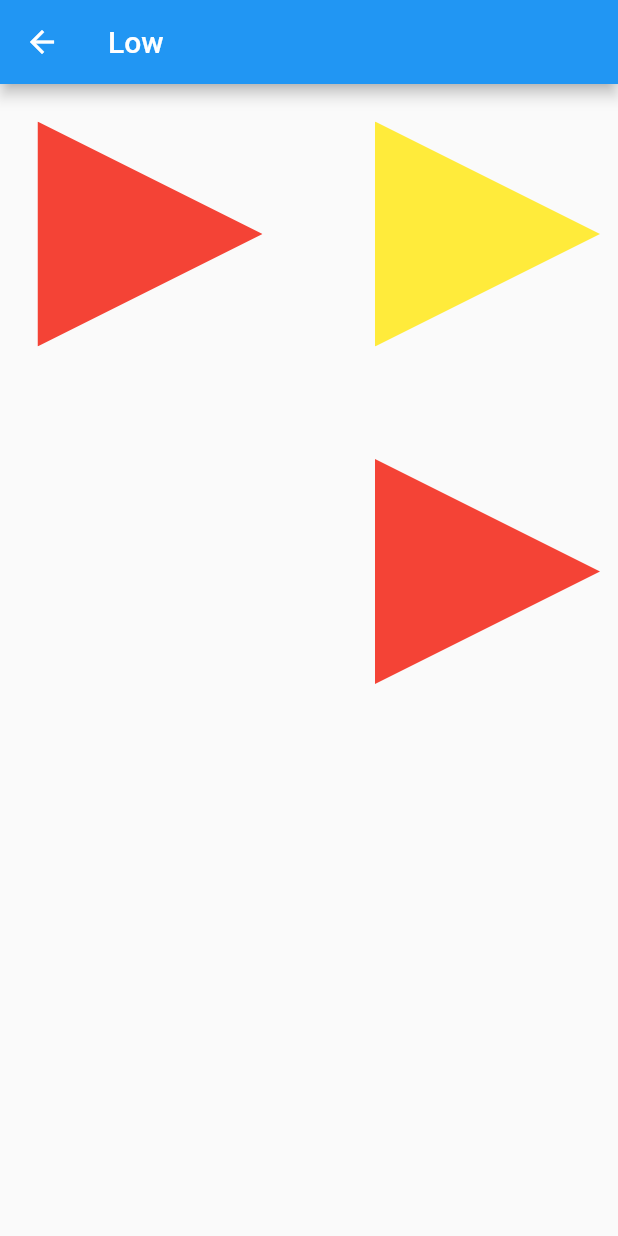
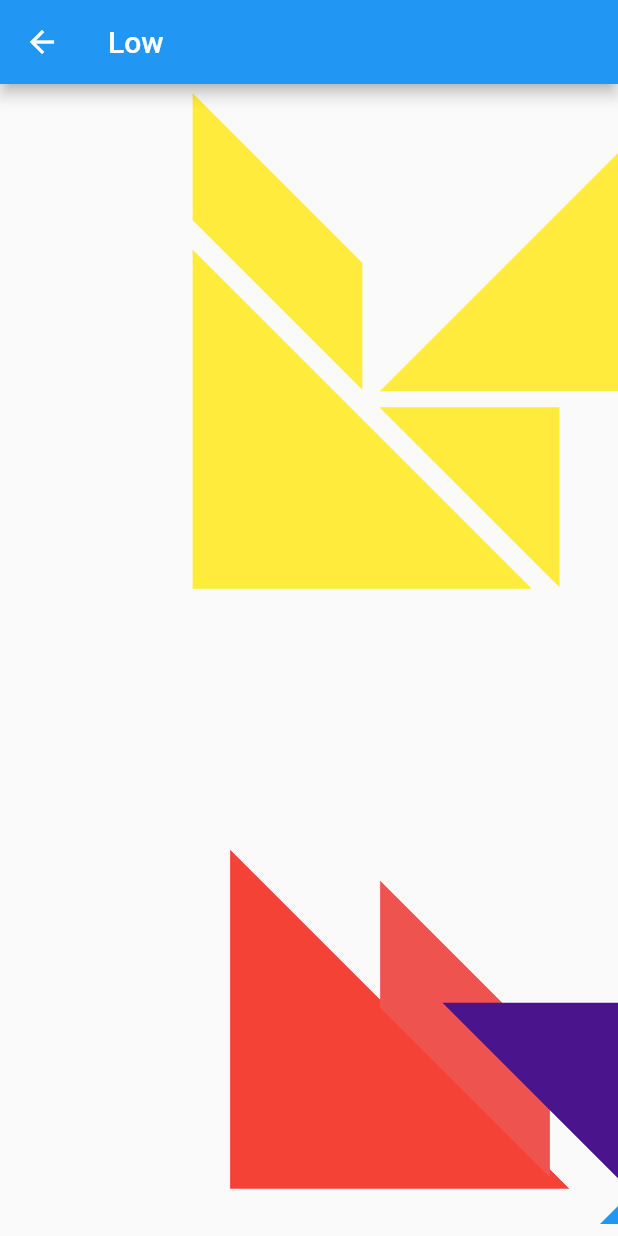
Before and after one commit to baha908/FlutterTangram, a Flutter app: the LowLevelPage screen opened by its route, on a phone screen of 412 x 824 dp. Run offline on Flutter 3.47's test engine with Material 2 defaults, Android fonts, the phone set to English and light mode, and no system bars.

Commit message:
level data added, dragtarget accepts correct shape

```diff
--- /dev/null
+++ b/lib/data/levels.dart
@@ -0,0 +1,89 @@
+import 'package:flutter/material.dart';
+import 'package:flutter_tangram/model/level_model.dart';
+import 'package:flutter_tangram/model/position_model.dart';
+import 'package:flutter_tangram/model/shape_model.dart';
+import 'package:flutter_tangram/model/shapes.dart';
+
+class Levels {
+  final levels = [
+    LevelModel([
+      ShapeModel(
+        id: 1,
+        height: 160,
+        width: 320,
+        targetPosition: PositionModel(200, 25),
+        position: PositionModel(50, 600),
+        color: Colors.red,
+        targetColor: Colors.yellow,
+        shape: Triangle(),
+        rotationAngle: 225 / 360,
+      ),
+      ShapeModel(
+        id: 2,
+        height: 60,
+        width: 220,
+        targetPosition: PositionModel(75, 75),
+        position: PositionModel(200, 600),
+        color: Colors.red[400],
+        targetColor: Colors.yellow,
+        shape: Paralelogram(flip: true),
+        rotationAngle: 45 / 360,
+      ),
+      ShapeModel(
+        id: 3,
+        height: 85,
+        width: 170,
+        targetPosition: PositionModel(203, 258),
+        position: PositionModel(300, 600),
+        color: Colors.purple[900],
+        targetColor: Colors.yellow,
+        shape: Triangle(),
+        rotationAngle: 45 / 360,
+      ),
+      ShapeModel(
+        id: 4,
+        height: 160,
+        width: 320,
+        targetPosition: PositionModel(45, 253),
+        position: PositionModel(400, 600),
+        color: Colors.blue,
+        targetColor: Colors.yellow,
+        shape: Triangle(),
+        rotationAngle: 0 / 360,
+      ),
+      ShapeModel(
+        id: 5,
+        height: 120,
+        width: 120,
+        targetPosition: PositionModel(215, 451),
+        position: PositionModel(500, 600),
+        color: Colors.green[800],
+        targetColor: Colors.yellow,
+        shape: Square(),
+        rotationAngle: 0 / 360,
+      ),
+      ShapeModel(
+        id: 6,
+        height: 85,
+        width: 170,
+        targetPosition: PositionModel(263, 604),
+        position: PositionModel(600, 600),
+        color: Colors.yellow[700],
+        targetColor: Colors.yellow,
+        shape: Triangle(),
+        rotationAngle: 135 / 360,
+      ),
+      ShapeModel(
+        id: 7,
+        height: 130,
+        width: 260,
+        targetPosition: PositionModel(140, 518),
+        position: PositionModel(700, 600),
+        color: Colors.orange[800],
+        targetColor: Colors.yellow,
+        shape: Triangle(),
+        rotationAngle: 90 / 360,
+      ),
+    ]),
+  ];
+}
--- a/lib/main.dart
+++ b/lib/main.dart
@@ -1,13 +1,8 @@
-import 'dart:math';
-
-import 'package:flutter_tangram/model/shape_model.dart';
-import 'package:flutter_tangram/model/shapes.dart';
 import 'package:flutter_tangram/pages/hard_level_page.dart';
 import 'package:flutter_tangram/pages/help_page.dart';
 import 'package:flutter_tangram/pages/home_page.dart';
 import 'package:flutter_tangram/pages/low_level_page.dart';
 import 'package:flutter_tangram/pages/medium_level_page.dart';
-import 'package:flutter_tangram/widget/shape_widget.dart';
 import 'package:flutter/material.dart';
 
 void main() => runApp(MyApp());
--- a/lib/model/level_model.dart
+++ b/lib/model/level_model.dart
@@ -1,10 +1,6 @@
 import 'package:flutter_tangram/model/shape_model.dart';
 
-class Level {
+class LevelModel {
   final List<ShapeModel> shapes;
-  Level(this.shapes);
-
-  List<ShapeModel> getLevelFromJson() {
-    return List.empty();
-  }
+  const LevelModel(this.shapes);
 }
--- a/lib/model/shape_model.dart
+++ b/lib/model/shape_model.dart
@@ -1,5 +1,3 @@
-import 'dart:math';
-
 import 'package:flutter/material.dart';
 import 'package:flutter_tangram/model/position_model.dart';
 
--- a/lib/model/shapes.dart
+++ b/lib/model/shapes.dart
@@ -12,8 +12,7 @@ class Triangle extends CustomClipper<Path> {
 
   @override
   bool shouldReclip(covariant CustomClipper<Path> oldClipper) {
-    // TODO: implement shouldReclip
-    throw UnimplementedError();
+    return false;
   }
 }
 
@@ -30,7 +29,32 @@ class Square extends CustomClipper<Path> {
 
   @override
   bool shouldReclip(covariant CustomClipper<Path> oldClipper) {
-    // TODO: implement shouldReclip
-    throw UnimplementedError();
+    return false;
   }
 }
+
+class Paralelogram extends CustomClipper<Path> {
+  final bool flip;
+  Paralelogram({this.flip = false});
+  @override
+  Path getClip(Size size) {
+    return (flip)
+        ? (Path()
+          ..moveTo(0, 0)
+          ..lineTo(size.width - size.height, 0)
+          ..lineTo(size.width, size.height)
+          ..lineTo(size.height, size.height)
+          ..close())
+        : (Path()
+          ..moveTo(size.height, 0)
+          ..lineTo(size.width, 0)
+          ..lineTo(size.width - size.height, size.height)
+          ..lineTo(0, size.height)
+          ..close());
+  }
+
+  @override
+  bool shouldReclip(covariant CustomClipper<Path> oldClipper) {
+    return false;
+  }
+}
--- a/lib/pages/low_level_page.dart
+++ b/lib/pages/low_level_page.dart
@@ -1,39 +1,13 @@
-import 'dart:math';
-
 import 'package:flutter/material.dart';
-import 'package:flutter_tangram/model/position_model.dart';
+import 'package:flutter_tangram/data/levels.dart';
 import 'package:flutter_tangram/model/shape_model.dart';
-import 'package:flutter_tangram/model/shapes.dart';
 import 'package:flutter_tangram/widget/shape_widget.dart';
 import 'package:flutter_tangram/widget/target_widget.dart';
 
 class LowLevelPage extends StatefulWidget {
   static const routeName = '/low_level_page';
 
-  final List<ShapeModel> shapes = [
-    ShapeModel(
-      id: 1,
-      height: 150,
-      width: 150,
-      targetPosition: PositionModel(25, 250),
-      position: PositionModel(25, 25),
-      color: Colors.red,
-      targetColor: Colors.yellow,
-      shape: Triangle(),
-      rotationAngle: 90 / 360,
-    ),
-    ShapeModel(
-      id: 2,
-      height: 150,
-      width: 150,
-      targetPosition: PositionModel(250, 500),
-      position: PositionModel(250, 250),
-      color: Colors.red,
-      targetColor: Colors.yellow,
-      shape: Triangle(),
-      rotationAngle: 90 / 360,
-    ),
-  ];
+  final List<ShapeModel> level = Levels().levels[0].shapes;
   @override
   _LowLevelPageState createState() => _LowLevelPageState();
 }
@@ -48,8 +22,8 @@ class _LowLevelPageState extends State<LowLevelPage> {
       body: Center(
         child: Container(
           child: Stack(children: [
-            ...widget.shapes.map((e) => TargetWidget(shapeModel: e)),
-            ...widget.shapes.map((e) => ShapeWidget(shapeModel: e)),
+            ...widget.level.map((e) => TargetWidget(shapeModel: e)),
+            ...widget.level.map((e) => ShapeWidget(shapeModel: e)),
           ]),
         ),
       ),
--- a/lib/widget/menu_item_widget.dart
+++ b/lib/widget/menu_item_widget.dart
@@ -1,5 +1,4 @@
 import 'package:flutter/material.dart';
-import 'package:flutter_tangram/pages/help_page.dart';
 
 class MenuItemWidget extends StatelessWidget {
   final String name;
--- a/lib/widget/target_widget.dart
+++ b/lib/widget/target_widget.dart
@@ -35,10 +35,12 @@ class _TargetWidgetState extends State<TargetWidget> {
           return true;
         },
         onAccept: (data) {
-          setState(() {
-            data.isPlaced = true;
-            data.targetColor = data.color;
-          });
+          if (data.id == widget.shapeModel.id) {
+            setState(() {
+              data.isPlaced = true;
+              data.targetColor = data.color;
+            });
+          }
         },
       ),
     );
```
